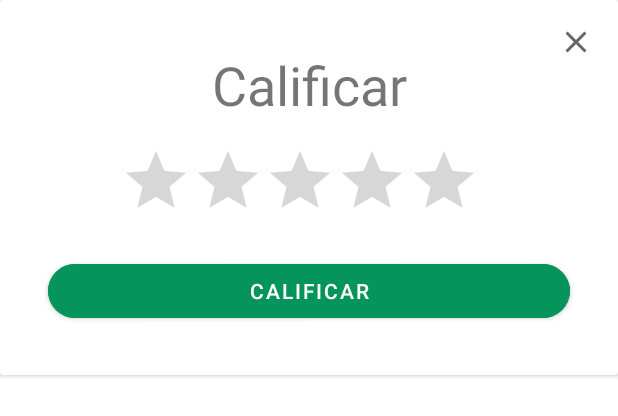
After one commit to Angel03paredes/PSM-Proyecto, an Android app: the layout alert_ratingbar.xml on its own in the app's theme, with its tools: preview values and no code run, on a phone screen of 412 x 824 dp. The commit adds this screen. Shown: the top 416 px of the screen. Run offline under Robolectric (Android 15) with nearby library versions, the phone set to English and light mode, and no system bars.

Commit message:
Evaluación de publicaciones

```diff
--- /dev/null
+++ b/LineHome/app/src/main/res/layout/alert_ratingbar.xml
@@ -0,0 +1,75 @@
+<?xml version="1.0" encoding="utf-8"?>
+<androidx.constraintlayout.widget.ConstraintLayout
+    xmlns:android="http://schemas.android.com/apk/res/android"
+    xmlns:app="http://schemas.android.com/apk/res-auto"
+    xmlns:tools="http://schemas.android.com/tools"
+    android:layout_width="match_parent"
+    android:layout_height="match_parent">
+
+    <androidx.cardview.widget.CardView
+        android:layout_width="match_parent"
+        android:layout_height="wrap_content"
+        android:paddingStart="16dp"
+        android:paddingLeft="16dp"
+        app:layout_constraintEnd_toEndOf="parent"
+        app:layout_constraintStart_toStartOf="parent"
+        app:layout_constraintTop_toTopOf="parent">
+
+        <androidx.constraintlayout.widget.ConstraintLayout
+            android:layout_width="match_parent"
+            android:layout_height="match_parent">
+
+            <TextView
+                android:id="@+id/textView5"
+                android:layout_width="wrap_content"
+                android:layout_height="wrap_content"
+                android:layout_marginTop="32dp"
+                android:text="Calificar"
+                android:textSize="36sp"
+                app:layout_constraintEnd_toEndOf="parent"
+                app:layout_constraintStart_toStartOf="parent"
+                app:layout_constraintTop_toTopOf="parent" />
+
+            <RatingBar
+                android:id="@+id/ratingBar2"
+                android:layout_width="wrap_content"
+                android:layout_height="wrap_content"
+                android:layout_marginStart="32dp"
+                android:layout_marginTop="16dp"
+                android:layout_marginEnd="32dp"
+                app:layout_constraintEnd_toEndOf="parent"
+                app:layout_constraintHorizontal_bias="0.444"
+                app:layout_constraintStart_toStartOf="parent"
+                app:layout_constraintTop_toBottomOf="@+id/textView5" />
+
+            <Button
+                android:id="@+id/button"
+                android:layout_width="0dp"
+                android:layout_height="wrap_content"
+                android:layout_marginStart="32dp"
+                android:layout_marginTop="16dp"
+                android:layout_marginEnd="32dp"
+                android:layout_marginBottom="32dp"
+                android:backgroundTint="@color/primary_color"
+                android:text="Calificar"
+                app:cornerRadius="20dp"
+                app:layout_constraintBottom_toBottomOf="parent"
+                app:layout_constraintEnd_toEndOf="parent"
+                app:layout_constraintStart_toStartOf="parent"
+                app:layout_constraintTop_toBottomOf="@+id/ratingBar2" />
+
+            <ImageView
+                android:id="@+id/btnCloseDialog"
+                android:layout_width="wrap_content"
+                android:layout_height="wrap_content"
+                android:layout_marginTop="16dp"
+                android:layout_marginEnd="16dp"
+                app:layout_constraintEnd_toEndOf="parent"
+                app:layout_constraintTop_toTopOf="parent"
+                app:srcCompat="@drawable/ic_baseline_close_24" />
+
+        </androidx.constraintlayout.widget.ConstraintLayout>
+
+    </androidx.cardview.widget.CardView>
+
+</androidx.constraintlayout.widget.ConstraintLayout>
```
Also changed, not shown: LineHome/app/src/main/java/com/example/linehome/PostActivity.kt (+119 -27 lines), LineHome/app/src/main/java/com/example/linehome/models/Evaluation.kt (added, +8 -0 lines), LineHome/app/src/main/java/com/example/linehome/services/PublicationEvaluationService.kt (+13 -2 lines), LineHome/app/src/main/res/layout/item_home.xml (+5 -3 lines).
